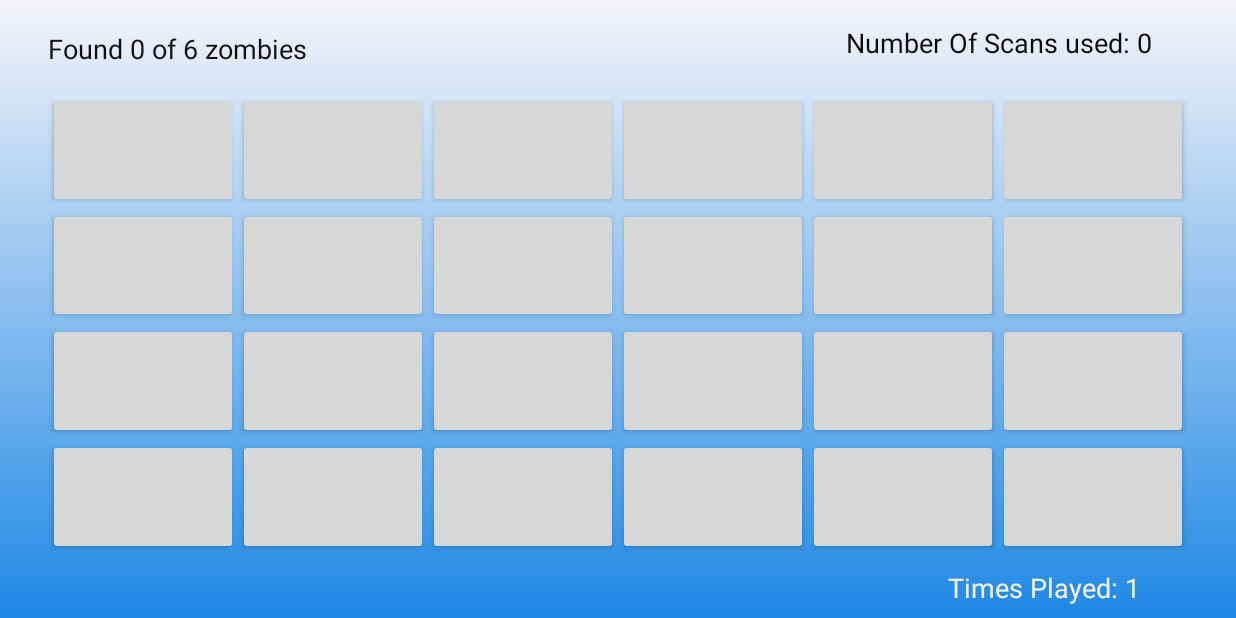
After one commit to roshankakadiya/Mine-Seeker, an Android app: the Play screen opened directly, with no data from a screen before it, on a phone screen of 824 x 412 dp (held sideways). The commit adds this screen. Run offline under Robolectric (Android 15) with nearby library versions, the phone set to English and light mode, and no system bars; Roboto replaces fonts that are not available here.

Commit message:
update of gameplay layout

```diff
--- /dev/null
+++ b/app/src/main/java/com/example/minesweeper/UI/Play.java
@@ -0,0 +1,279 @@
+package com.example.minesweeper.UI;
+
+import android.content.Context;
+import android.content.DialogInterface;
+import android.content.Intent;
+import android.content.SharedPreferences;
+import android.content.res.Resources;
+import android.graphics.Bitmap;
+import android.graphics.BitmapFactory;
+import android.graphics.drawable.BitmapDrawable;
+import android.media.MediaPlayer;
+import android.os.Bundle;
+
+import java.util.ArrayList;
+import java.util.List;
+import java.util.Random;
+
+import com.example.minesweeper.R;
+
+import androidx.appcompat.app.AlertDialog;
+import androidx.appcompat.app.AppCompatActivity;
+import androidx.fragment.app.FragmentManager;
+
+import android.util.Log;
+import android.view.View;
+import android.widget.Button;
+import android.widget.TableLayout;
+import android.widget.TableRow;
+import android.widget.TextView;
+import android.widget.Toast;
+
+public class Play extends AppCompatActivity {
+
+    public static final String SHARED_PREFS = "sharedPref";
+    public static final int DEFAULT_VALUE = 0;
+    public static final String Text = "text";
+
+
+    private int Num_row;
+    private int Num_col;
+    private int Num_watermines;
+    private int count_of_scans = 0;
+    private int watermine_found = 0;
+    Button[][] buttons = new Button[Num_row][Num_col];
+    private List<Button> array = new ArrayList<>();
+    @Override
+    protected void onCreate(Bundle savedInstanceState) {
+        super.onCreate(savedInstanceState);
+        setContentView(R.layout.gameplay);
+
+
+        extractDataFromIntent();
+
+
+        mineText();
+        saveData();
+        setScansText();
+
+        setPlayed();
+
+    }
+
+    public void saveData() {
+        SharedPreferences sharedPref = this.getSharedPreferences(SHARED_PREFS,MODE_PRIVATE);
+        SharedPreferences.Editor editor = sharedPref.edit();
+        int played = Main_Menu.returnGamesPlayed();
+        editor.putInt( Text , played);
+        editor.apply();
+    }
+
+    private void setPlayed(){
+        int gamesPlayed = Main_Menu.returnGamesPlayed();
+        SharedPreferences sharedPreference = getSharedPreferences(SHARED_PREFS,MODE_PRIVATE);
+        int gg = sharedPreference.getInt(Text,DEFAULT_VALUE);
+        TextView noOfTimesGamePlayed = (TextView)findViewById(R.id.gameplayed);
+        noOfTimesGamePlayed.setText("Times Played: " + gg);
+
+    }
+
+    private void buttonClicked(int row,int col){
+        count_of_scans++;
+        setScansText();
+    }
+
+    private void setScansText() {
+        TextView scansUsed = (TextView)findViewById(R.id.noOfScans);
+        scansUsed.setText("Number Of Scans used: " + count_of_scans);
+    }
+
+
+    private void setRandomZombies(Button[][] table){
+        Random rand = new Random();
+        int randomRow;
+        int randomCol;
+        for (int i = 0; i < Num_watermines; i++){
+            randomRow = rand.nextInt(Num_row);
+            randomCol = rand.nextInt(Num_col);
+            if (table[randomRow][randomCol].getText() != "Set"){
+                table[randomRow][randomCol].setText("Set");
+                table[randomRow][randomCol].setTextColor(0xff0000);
+                //array.add(table[randomRow][randomCol]);
+            }
+            else {
+                i--;
+            }
+        }
+    }
+    //
+    private void mines(final Button[][] butt){
+        final MediaPlayer zombieSound = MediaPlayer.create(this,R.raw.voice );
+        for(int i = 0 ; i < Num_row;i++){
+            for(int j = 0; j < Num_col;j++){
+                if(butt[i][j].getText() == "Set"){
+                    final Button b = butt[i][j];
+                    //array.add(b);
+                    lockButtonSizes();
+                    int newWidth = 45;
+                    int newHeight = 45;
+                    Bitmap originalBitmap = BitmapFactory.decodeResource(getResources(), R.drawable.watermine);
+                    final Bitmap scaledBitmap = Bitmap.createScaledBitmap(originalBitmap, newWidth, newHeight, true);
+                    final Resources resource = getResources();
+                    b.setOnClickListener(new View.OnClickListener() {
+                        @Override
+                        public void onClick(View view) {
+                            zombieSound.start();
+                            setScansText();
+                            b.setBackground(new BitmapDrawable(resource, scaledBitmap));
+                            if(watermine_found < Num_watermines){
+
+                                watermine_found++;
+                                count_of_scans++;
+                                mineText();
+
+                                if(watermine_found == Num_watermines){
+                                    // Insert the alert dialogue here boi.
+                                    Toast.makeText(Play.this, "All Zombies have been Found. GAME OVER!", Toast.LENGTH_SHORT).show();
+                                    for(int m = 0; m < Num_row;m++){
+                                        for(int n = 0 ; n < Num_col;n++){
+                                            butt[m][n].setText("0");
+
+                                        }
+                                    }
+                                    FragmentManager manager = getSupportFragmentManager();
+                                    MessageFragment dialog = new MessageFragment();
+                                    dialog.show(manager,"Message Dialog");
+                                    Log.i("TAG", "Just showed the dialog");
+                                }
+                            }
+                        }
+                    });
+
+                }
+                else
+                    {
+                        final Button[] bbb = {butt[i][j]};
+                        final int fi = i;
+                        final int fj = j;
+                        //just a normal int had to put it in an array to execute the code
+                        final int[] cc = {0};
+                        bbb[0].setOnClickListener(new View.OnClickListener() {
+                            @Override
+                            public void onClick(View view) {
+                                if(count_of_scans < Num_row*Num_col){
+                                    count_of_scans++;
+                                    setScansText();
+
+                                    for(int k = 0; k < Num_col;k++){
+                                        if(butt[fi][k].getText() == "Set"){
+                                            cc[0]++;}
+                                    }
+                                    for(int l = 0 ; l < Num_row;l++){
+                                        if(butt[l][fj].getText() == "Set"){
+                                            cc[0]++;}
+                                    }
+
+
+                                    if (bbb[0] == null || bbb[0].getText().toString().isEmpty()) {
+                                        bbb[0].setText("" + cc[0]);
+                                    }
+                                }
+                            }
+                        });
+                    }
+
+            }
+        }
+    }
+
+    private void mineText() {
+        TextView noOfMines = (TextView)findViewById(R.id.foundText);
+        noOfMines.setText("Found " + watermine_found + " of " + Num_watermines + " zombies");
+    }
+
+
+
+    private void populateMines() {
+        TableLayout mineLand = (TableLayout)findViewById(R.id.watermineboard);
+        for (int row = 0 ; row < Num_row ; row++){
+            TableRow tablerow = new TableRow(this);
+            tablerow.setLayoutParams(new TableLayout.LayoutParams(
+                    TableLayout.LayoutParams.MATCH_PARENT,
+                    TableLayout.LayoutParams.MATCH_PARENT,
+                    1.0f));
+            mineLand.addView(tablerow);
+
+            for (int col = 0; col < Num_col ; col++){
+                final int finalRow = row;
+                final int finalCol = col;
+                Button button = new Button(this);
+                button.setLayoutParams(new TableRow.LayoutParams(
+                        TableRow.LayoutParams.MATCH_PARENT,
+                        TableRow.LayoutParams.MATCH_PARENT,
+                        1.0f));
+
+                button.setPadding(0,0,0,0);
+
+                button.setOnClickListener(new View.OnClickListener() {
+                    @Override
+                    public void onClick(View view) {
+                        //buttonClicked(finalRow,finalCol);
+                    }
+                });
+                tablerow.addView(button);
+                buttons[row][col] = button;
+
+            }
+        }
+    }
+
+
+    private void lockButtonSizes(){
+        for (int row = 0 ; row < Num_row;row ++){
+            for (int col = 0; col < Num_col; col++){
+                Button button = buttons[row][col];
+
+                int width = button.getWidth();
+                button.setMinWidth(width);
+                button.setMaxWidth(width);
+
+                int height = button.getHeight();
+                button.setMinHeight(height);
+                button.setMaxHeight(height);
+            }
+        }
+    }
+    private void congratulate() {
+        AlertDialog.Builder alertDialogBuilder = new AlertDialog.Builder(this);
+
+        alertDialogBuilder.setTitle("Congratulations");
+
+        alertDialogBuilder.setMessage("R.string.congratulations_text")
+                .setCancelable(false)
+                .setPositiveButton("Yay!", new DialogInterface.OnClickListener() {
+                    public void onClick(DialogInterface dialog, int id) {
+                        Intent intent = new Intent(Play.this, Main_Menu.class);
+                        startActivity(intent);
+                    }
+                });
+    }
+
+    private void extractDataFromIntent() {
+        Intent intent = getIntent();
+        Num_row = intent.getIntExtra("Hello",4);
+        Num_col = intent.getIntExtra("World",6);
+        Num_watermines = intent.getIntExtra("Sir",6);
+        buttons = new Button[Num_row][Num_col];
+        populateMines();
+        setRandomZombies(buttons);
+        mines(buttons);
+    }
+
+    public static Intent makeLaunchIntent(Context c,int rows,int cols,int zombies){
+        Intent intent = new Intent(c, Play.class);
+        intent.putExtra("Hello",rows);
+        intent.putExtra("World",cols);
+        intent.putExtra("Sir",zombies);
+        return intent;
+    }
+}
--- a/app/src/main/res/layout/gamePlay.xml
+++ b/app/src/main/res/layout/gameplay.xml
@@ -5,7 +5,7 @@
     android:id="@+id/gamePlayLayout"
     android:layout_width="match_parent"
     android:layout_height="match_parent"
-    android:background="@drawable/background"
+    android:background="@drawable/third_layer"
     tools:context=".UI.Play">
 
     <TextView
```
Also changed, not shown: app/src/main/java/com/example/minesweeper/UI/HelpMenu.java (added, +33 -0 lines), app/src/main/java/com/example/minesweeper/UI/MainActivity.java (added, +85 -0 lines), app/src/main/java/com/example/minesweeper/UI/Main_Menu.java (added, +62 -0 lines), app/src/main/java/com/example/minesweeper/UI/MessageFragment.java (added, +44 -0 lines), app/src/main/java/com/example/minesweeper/UI/Option_tab.java (added, +177 -0 lines), app/src/main/ic_launcher-playstore.png (added).
